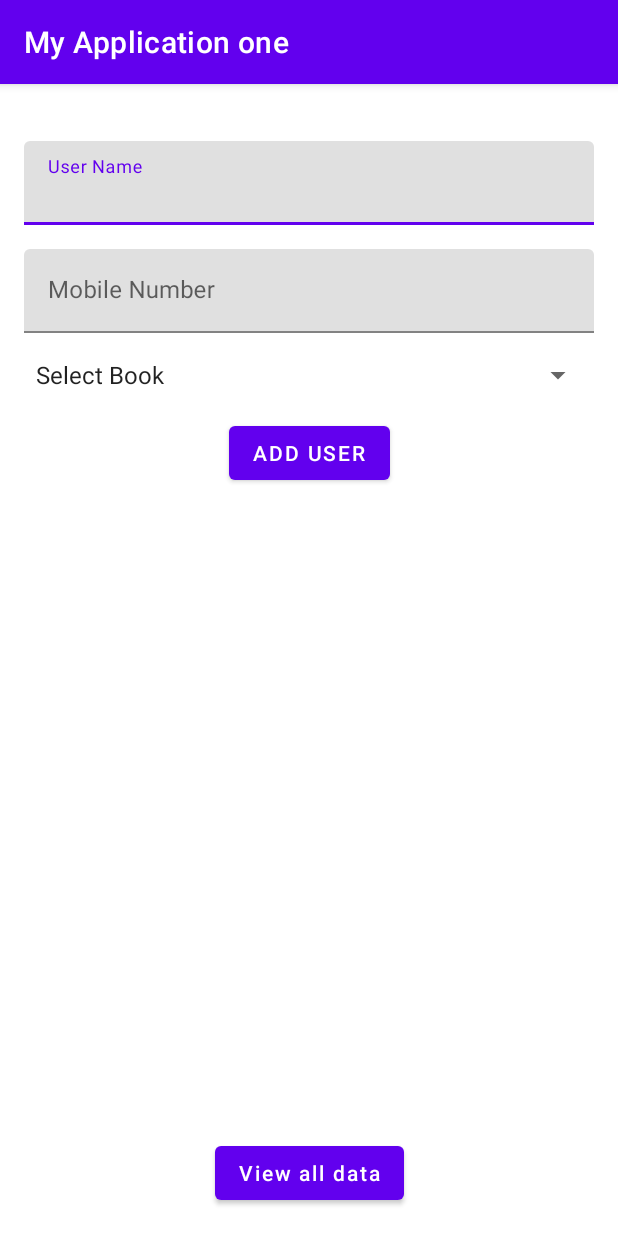
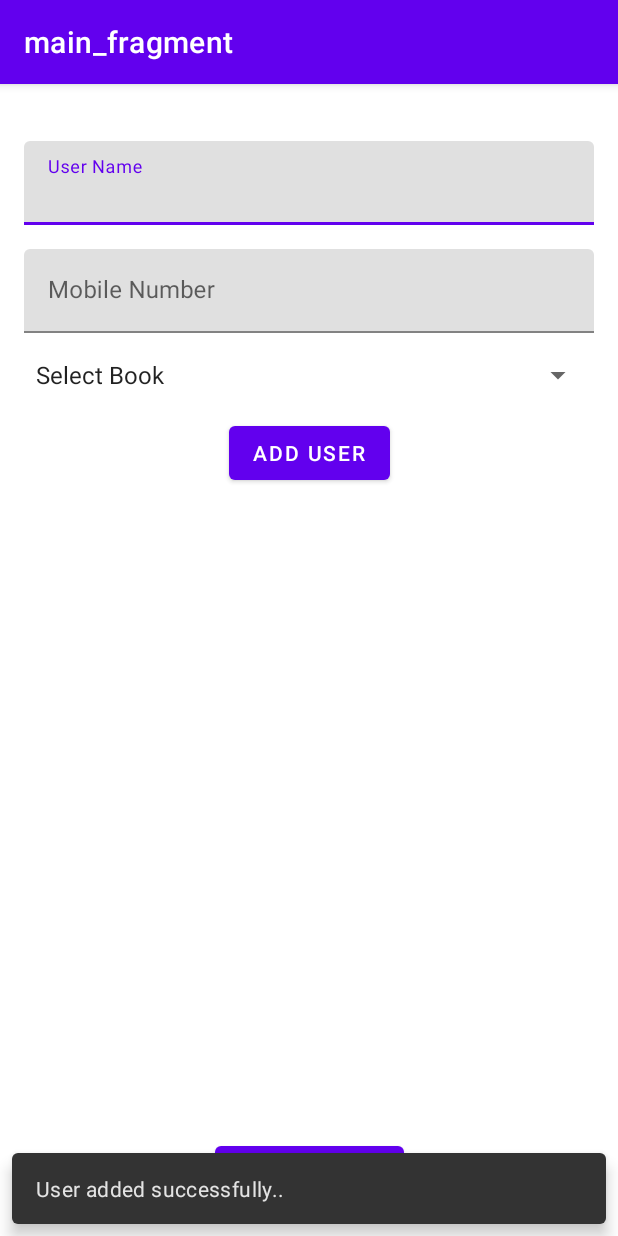
Before and after one commit to PankajGadge007/My_Application_one, an Android app: the screen it shows after launch (MainActivity), after a tap on "ADD USER", on a phone screen of 412 x 824 dp. Run offline under Robolectric (Android 15) with nearby library versions, the phone set to English and light mode, and no system bars; our stand-ins replace Room's generated code, navigation-ui.

Commit message:
- revamping database - insert data completed - navigation implemented

```diff
--- a/app/src/main/java/com/tembhode/myapplicationone/MainActivity.kt
+++ b/app/src/main/java/com/tembhode/myapplicationone/MainActivity.kt
@@ -2,16 +2,30 @@ package com.tembhode.myapplicationone
 
 import android.os.Bundle
 import androidx.appcompat.app.AppCompatActivity
+import androidx.navigation.Navigation
+import androidx.navigation.findNavController
+import androidx.navigation.fragment.NavHostFragment
+import androidx.navigation.fragment.findNavController
+import androidx.navigation.ui.NavigationUI
 
 class MainActivity : AppCompatActivity() {
 
     override fun onCreate(savedInstanceState: Bundle?) {
         super.onCreate(savedInstanceState)
         setContentView(R.layout.main_activity)
+
+        val navHostFrag = supportFragmentManager.findFragmentById(R.id.nav_host_fragment) as NavHostFragment
+        val navController = navHostFrag.findNavController()
+        NavigationUI.setupActionBarWithNavController(this, navController)
+
 //        if (savedInstanceState == null) {
 //            supportFragmentManager.beginTransaction()
 //                .replace(R.id.container, MainFragment.newInstance())
 //                .commitNow()
 //        }
     }
+
+    override fun onSupportNavigateUp(): Boolean {
+        return findNavController(R.id.nav_host_fragment).navigateUp()
+    }
 }
--- a/app/src/main/java/com/tembhode/myapplicationone/data/UserDataRepository.kt
+++ b/app/src/main/java/com/tembhode/myapplicationone/data/UserDataRepository.kt
@@ -1,6 +1,7 @@
 package com.tembhode.myapplicationone.data
 
 import android.app.Application
+import android.content.Context
 import androidx.lifecycle.LiveData
 import com.tembhode.myapplicationone.data.local.UserDao
 import com.tembhode.myapplicationone.data.local.UserDatabase
@@ -9,7 +10,7 @@ import com.tembhode.myapplicationone.models.User
 /**
  * Created by Pankaj Gadge on 10/14/2021.
  */
-class UserDataRepository constructor(application: Application) {
+class UserDataRepository constructor(application: Context) {
     private var userDao: UserDao
     private var database: UserDatabase
 
@@ -18,8 +19,8 @@ class UserDataRepository constructor(application: Application) {
         userDao = database.userDao()
     }
 
-    fun insertUser(user: User) {
-        userDao.insertUser(user)
+    fun insertUser(user: User): Long {
+        return userDao.insertUser(user)
     }
 
     fun updateUser(user: User) {
--- a/app/src/main/java/com/tembhode/myapplicationone/data/local/UserDao.kt
+++ b/app/src/main/java/com/tembhode/myapplicationone/data/local/UserDao.kt
@@ -1,6 +1,5 @@
 package com.tembhode.myapplicationone.data.local
 
-import androidx.lifecycle.LiveData
 import androidx.room.*
 import com.tembhode.myapplicationone.models.User
 
@@ -9,8 +8,8 @@ import com.tembhode.myapplicationone.models.User
  */
 @Dao
 interface UserDao {
-    @Insert
-    fun insertUser(user: User)
+    @Insert(onConflict = OnConflictStrategy.REPLACE)
+    fun insertUser(user: User):Long
 
     @Update
     fun updateUser(user: User)
--- a/app/src/main/java/com/tembhode/myapplicationone/ui/MainFragment.kt
+++ b/app/src/main/java/com/tembhode/myapplicationone/ui/MainFragment.kt
@@ -1,6 +1,5 @@
 package com.tembhode.myapplicationone.ui
 
-import android.app.Application
 import android.content.Context
 import android.os.Bundle
 import android.util.Log
@@ -9,10 +8,13 @@ import android.view.View
 import android.view.ViewGroup
 import android.widget.ArrayAdapter
 import androidx.fragment.app.Fragment
-import androidx.lifecycle.ViewModelProvider
+import androidx.lifecycle.Observer
+import androidx.navigation.NavController
+import androidx.navigation.fragment.findNavController
+
+import com.google.android.material.snackbar.Snackbar
 import com.tembhode.myapplicationone.R
 import com.tembhode.myapplicationone.data.UserDataRepository
-import com.tembhode.myapplicationone.data.local.UserDatabase
 import com.tembhode.myapplicationone.databinding.MainFragmentBinding
 import com.tembhode.myapplicationone.models.User
 import com.tembhode.myapplicationone.viewmodels.MainViewModel
@@ -24,6 +26,7 @@ class MainFragment : Fragment() {
 //        fun newInstance() = MainFragment()
 //    }
 
+    private lateinit var navController: NavController
     private lateinit var userDataRepository: UserDataRepository
     private lateinit var mContext: Context
     private var _binding: MainFragmentBinding? = null
@@ -40,16 +43,18 @@ class MainFragment : Fragment() {
         savedInstanceState: Bundle?
     ): View {
         _binding = MainFragmentBinding.inflate(inflater, container, false)
-        userDataRepository= UserDataRepository(Application())
+        userDataRepository = UserDataRepository(mContext)
         return binding.root
     }
 
     override fun onViewCreated(view: View, savedInstanceState: Bundle?) {
         super.onViewCreated(view, savedInstanceState)
         viewModel = MyVMFactory(userDataRepository).create(MainViewModel::class.java)
+        navController  = findNavController()
+
         val booksList = resources.getStringArray(R.array.books_string_array)
         val adapter =
-            ArrayAdapter(requireContext(), android.R.layout.simple_spinner_item, booksList)
+            ArrayAdapter(mContext, android.R.layout.simple_spinner_item, booksList)
 
         binding.buttonAddUser.setOnClickListener {
             val userName = binding.etUserName.text?.trim().toString()
@@ -63,11 +68,20 @@ class MainFragment : Fragment() {
 
         }
         binding.buttonViewAll.setOnClickListener {
-
+            navController.navigate(R.id.userListFragment)
         }
 
         binding.spinnerBooks.adapter = adapter
 
+        //Observer
+        viewModel.isInserted.observe(viewLifecycleOwner, Observer {
+//            Log.e("TAGTAG", "onViewCreated: isInserted=$it" )
+            if (it > 0) {
+                // navigate to UsersList page / Show dialog
+                Snackbar.make(view, "User added successfully..", Snackbar.LENGTH_SHORT).show()
+                binding.buttonViewAll.isEnabled = true
+            }
+        })
     }
 
 }
--- a/app/src/main/java/com/tembhode/myapplicationone/ui/UserListFragment.kt
+++ b/app/src/main/java/com/tembhode/myapplicationone/ui/UserListFragment.kt
@@ -28,6 +28,8 @@ class UserListFragment : Fragment() {
     override fun onViewCreated(view: View, savedInstanceState: Bundle?) {
         super.onViewCreated(view, savedInstanceState)
         viewModel = ViewModelProvider(this).get(UserListViewModel::class.java)
+
+
     }
 
 }
--- a/app/src/main/java/com/tembhode/myapplicationone/viewmodels/MainViewModel.kt
+++ b/app/src/main/java/com/tembhode/myapplicationone/viewmodels/MainViewModel.kt
@@ -7,15 +7,23 @@ import com.tembhode.myapplicationone.models.User
 import kotlinx.coroutines.CoroutineScope
 import kotlinx.coroutines.Dispatchers
 import kotlinx.coroutines.launch
+import kotlinx.coroutines.withContext
 
 class MainViewModel(var userDataRepository: UserDataRepository) : ViewModel() {
 
     private var allUserList = MutableLiveData<List<User>>()
+    var isInserted = MutableLiveData<Long>()
 
     fun insertData(user: User) {
-        CoroutineScope(Dispatchers.IO).launch {
-            userDataRepository.insertUser(user)
+        CoroutineScope(Dispatchers.Main).launch {
+            val idLong = insertUser(user)
+            isInserted.value = idLong
         }
+    }
+
+    private suspend fun insertUser(user: User): Long =
+        withContext(Dispatchers.IO) {
+            return@withContext userDataRepository.insertUser(user)
     }
 
     fun updateData(user: User) {
--- a/app/src/main/java/com/tembhode/myapplicationone/viewmodels/MyVMFactory.kt
+++ b/app/src/main/java/com/tembhode/myapplicationone/viewmodels/MyVMFactory.kt
@@ -11,6 +11,8 @@ class MyVMFactory(private val userDataRepository: UserDataRepository) : ViewMode
     override fun <T : ViewModel?> create(modelClass: Class<T>): T {
         if (modelClass.isAssignableFrom(MainViewModel::class.java)) {
             return MainViewModel(userDataRepository) as T
+        } else if (modelClass.isAssignableFrom(UserListViewModel::class.java)) {
+            return UserListViewModel(userDataRepository) as T
         }
         throw IllegalArgumentException("Unknown ViewModel class")
     }
--- a/app/src/main/java/com/tembhode/myapplicationone/viewmodels/UserListViewModel.kt
+++ b/app/src/main/java/com/tembhode/myapplicationone/viewmodels/UserListViewModel.kt
@@ -1,7 +1,8 @@
 package com.tembhode.myapplicationone.viewmodels
 
 import androidx.lifecycle.ViewModel
+import com.tembhode.myapplicationone.data.UserDataRepository
 
-class UserListViewModel : ViewModel() {
-    // TODO: Implement the ViewModel
+class UserListViewModel(userDataRepository: UserDataRepository) : ViewModel() {
+
 }
--- a/app/src/main/res/layout/main_fragment.xml
+++ b/app/src/main/res/layout/main_fragment.xml
@@ -72,6 +72,7 @@
         android:layout_width="wrap_content"
         android:layout_height="wrap_content"
         android:layout_marginBottom="18dp"
+        android:enabled="false"
         android:text="View all data"
         android:textAllCaps="false"
         app:layout_constraintBottom_toBottomOf="parent"
--- a/app/src/main/res/navigation/nav_graph_user_books.xml
+++ b/app/src/main/res/navigation/nav_graph_user_books.xml
@@ -9,5 +9,14 @@
         android:id="@+id/mainFragment"
         android:name="com.tembhode.myapplicationone.ui.MainFragment"
         android:label="main_fragment"
-        tools:layout="@layout/main_fragment" />
+        tools:layout="@layout/main_fragment" >
+        <action
+            android:id="@+id/action_mainFragment_to_userListFragment"
+            app:destination="@id/userListFragment" />
+    </fragment>
+    <fragment
+        android:id="@+id/userListFragment"
+        android:name="com.tembhode.myapplicationone.ui.UserListFragment"
+        android:label="user_list_fragment"
+        tools:layout="@layout/user_list_fragment" />
 </navigation>
```
